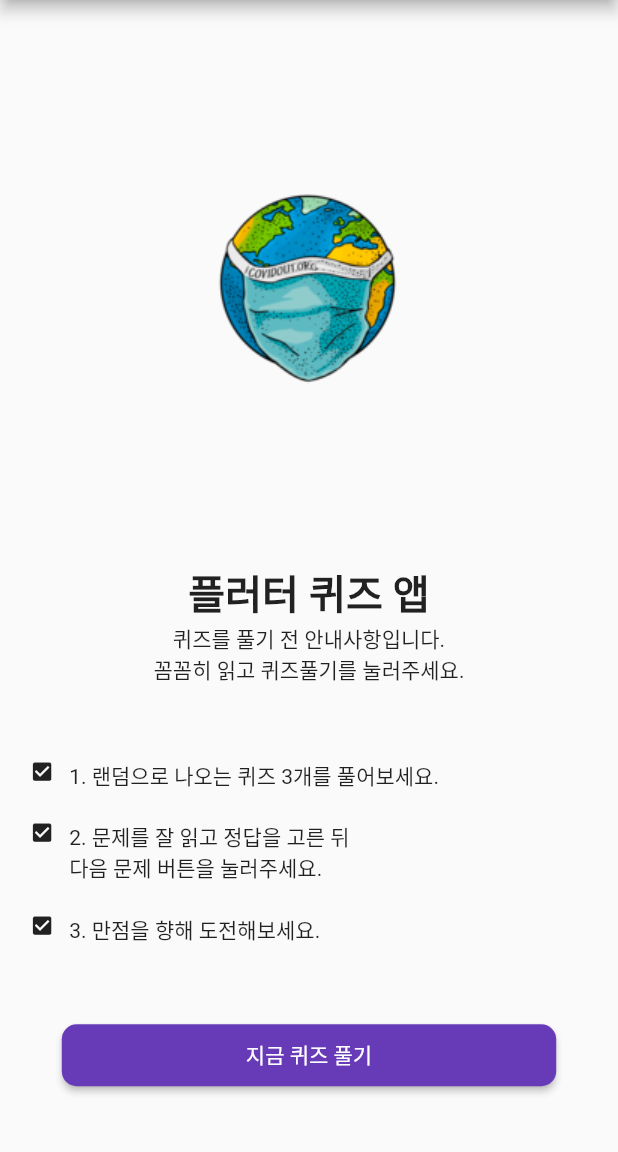
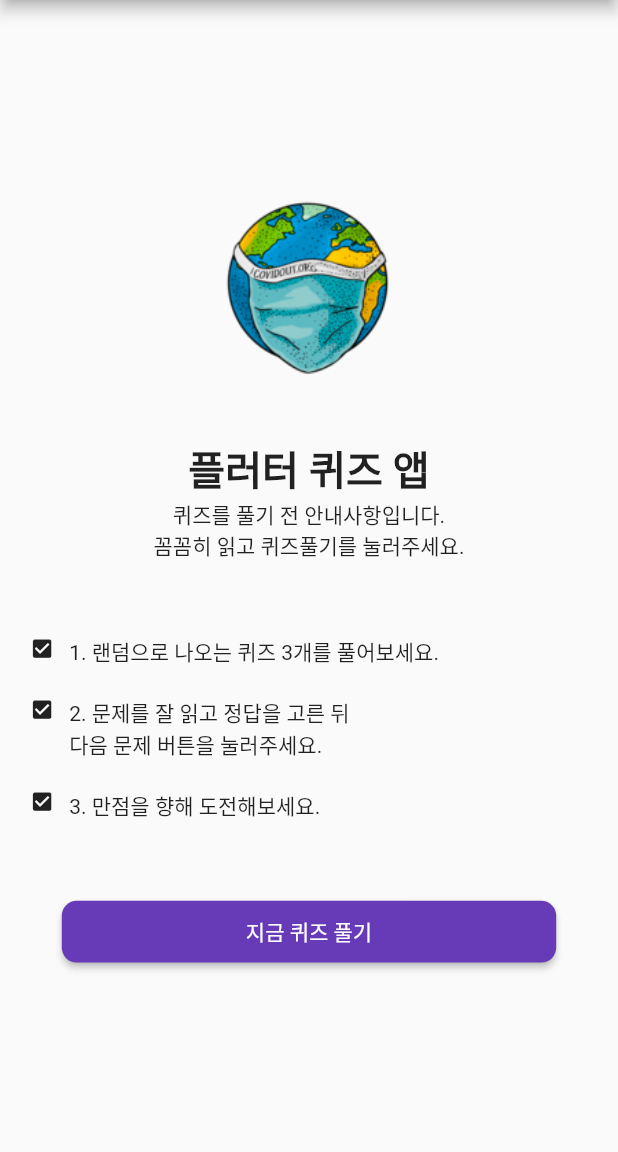
Before and after one commit to brwnsugr/garosugil, a Flutter app: the screen it shows after launch, on a phone screen of 412 x 824 dp, the part 84-1236 px from its top. Run offline on Flutter 3.47's test engine with Material 2 defaults, Android fonts, the phone set to English and light mode, and no system bars.

Commit message:
image width modified

```diff
--- a/lib/screen/screen_home.dart
+++ b/lib/screen/screen_home.dart
@@ -11,7 +11,8 @@ class _HomeScreenState extends State<HomeScreen> {
     Size screenSize = MediaQuery.of(context).size;
     double width = screenSize.width;
     double height = screenSize.height;
-    return SafeArea( // SafeArea 는 상단 노티 바 부분, 하단 영역을 침범하지 않는 안전한 영역을 잡아주는 위젯임
+
+    return SafeArea(
       child: Scaffold(
         appBar: AppBar(
           title: Text('My Quiz App'),
@@ -25,13 +26,15 @@ class _HomeScreenState extends State<HomeScreen> {
             Center(
               child: Image.asset(
                 'images/covid.png',
-                  width: width * 0.8
+                width: width * 0.4,
               ),
             ),
             Padding(
               padding: EdgeInsets.all(width * 0.024),
             ),
-                Text('플러터 퀴즈 앱', style: TextStyle(
+            Text(
+              '플러터 퀴즈 앱',
+              style: TextStyle(
                 fontSize: width * 0.065,
                 fontWeight: FontWeight.bold,
               ),
@@ -56,7 +59,7 @@ class _HomeScreenState extends State<HomeScreen> {
                   minWidth: width * 0.8,
                   height: height * 0.05,
                   shape: RoundedRectangleBorder(
-                      borderRadius: BorderRadius.circular(10)
+                    borderRadius: BorderRadius.circular(10),
                   ),
                   child: RaisedButton(
                     child: Text(
@@ -70,26 +73,24 @@ class _HomeScreenState extends State<HomeScreen> {
               ),
             ),
           ],
-          )
+        ),
       ),
     );
   }
 
-  Widget _buildStep(double width, String title) { // widget buildstep 함수 선언
+  Widget _buildStep(double width, String title) {
+    // widget buildstep 함수 선언
     return Container(
       padding: EdgeInsets.fromLTRB(
         width * 0.048,
         width * 0.024,
         width * 0.048,
-        width * 0.024
+        width * 0.024,
       ),
       child: Row(
         crossAxisAlignment: CrossAxisAlignment.start,
         children: <Widget>[
-        Icon(
-          Icons.check_box,
-          size: width * 0.04
-        ),
+          Icon(Icons.check_box, size: width * 0.04),
           Padding(
             padding: EdgeInsets.only(right: width * 0.024),
           ),
```
Also changed, not shown: pubspec.lock. Lines whose indentation alone changed are shown as unchanged.
